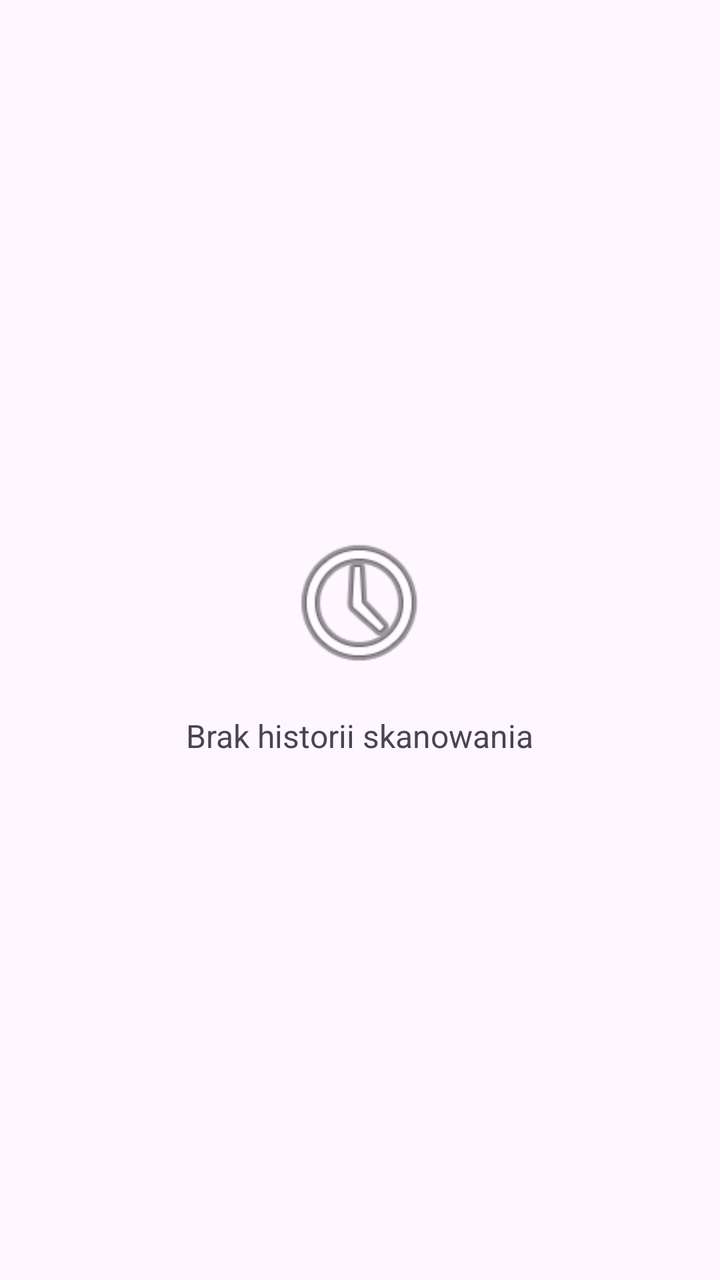
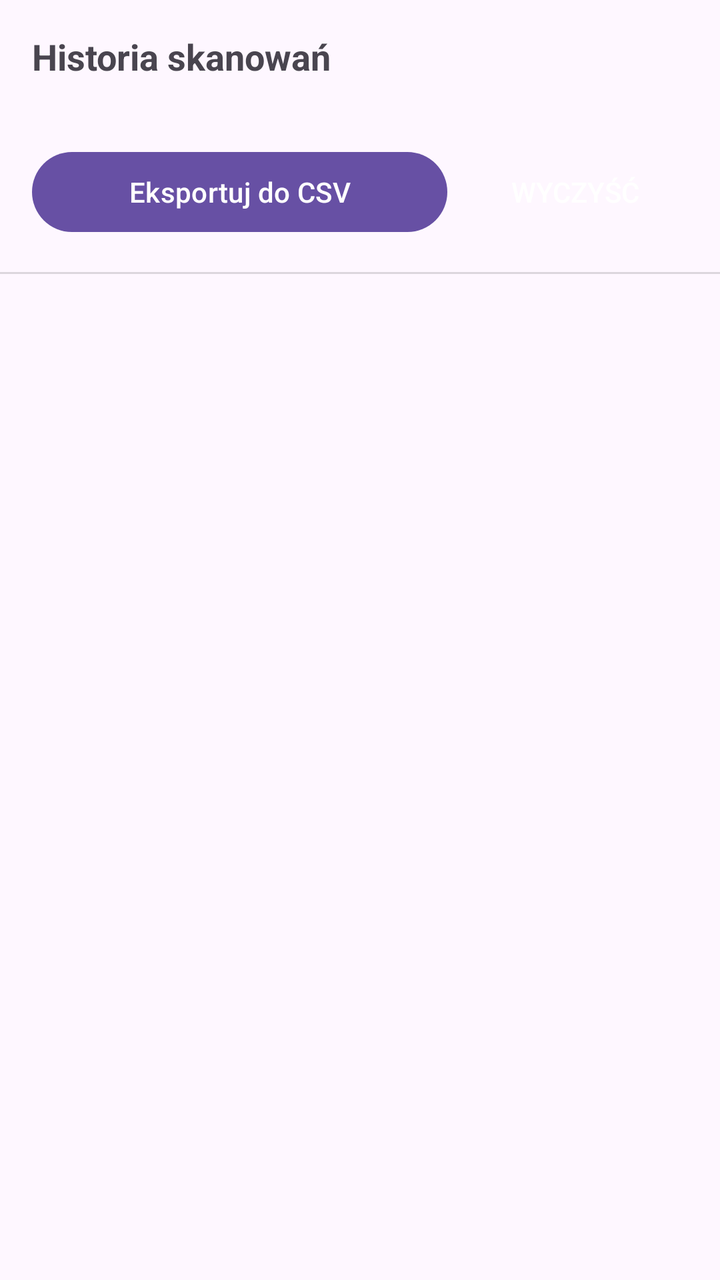

Before-and-after screenshots of an Android layout around one commit, followed by the original layout XML and the change that was made.
<!-- AndroidManifest.xml: application theme Theme.LegoScanner -->
<!-- res/layout/fragment_history.xml -->
<?xml version="1.0" encoding="utf-8"?>
<LinearLayout xmlns:android="http://schemas.android.com/apk/res/android"
              android:layout_width="match_parent"
              android:layout_height="match_parent"
              android:gravity="center"
              android:orientation="vertical">

    <ImageView
            android:layout_width="80dp"
            android:layout_height="80dp"
            android:src="@android:drawable/ic_menu_recent_history"/>

    <TextView
            android:layout_width="wrap_content"
            android:layout_height="wrap_content"
            android:layout_marginTop="16dp"
            android:text="Brak historii skanowania"
            android:textSize="16sp"/>

</LinearLayout>
<!-- resources referenced by this layout -->
<resources>
  <style name="Theme.LegoScanner" parent="Base.Theme.LegoScanner" />
  <style name="Base.Theme.LegoScanner" parent="Theme.Material3.DayNight.NoActionBar">
          
          
      </style>
</resources>

<!-- the commit's change to res/layout/fragment_history.xml (unified diff, before → after) -->
@@ -2,19 +2,82 @@
 <LinearLayout xmlns:android="http://schemas.android.com/apk/res/android"
               android:layout_width="match_parent"
               android:layout_height="match_parent"
-              android:gravity="center"
               android:orientation="vertical">
 
-    <ImageView
-            android:layout_width="80dp"
-            android:layout_height="80dp"
-            android:src="@android:drawable/ic_menu_recent_history"/>
+    <LinearLayout
+            android:id="@+id/summaryPanel"
+            android:layout_width="match_parent"
+            android:layout_height="wrap_content"
+            android:orientation="vertical"
+            android:padding="16dp">
 
-    <TextView
-            android:layout_width="wrap_content"
-            android:layout_height="wrap_content"
-            android:layout_marginTop="16dp"
-            android:text="Brak historii skanowania"
-            android:textSize="16sp"/>
+        <TextView
+                android:id="@+id/summaryTitle"
+                android:layout_width="match_parent"
+                android:layout_height="wrap_content"
+                android:textSize="18sp"
+                android:textStyle="bold"
+                android:text="@string/history_title"/>
+
+        <TextView
+                android:id="@+id/summaryStats"
+                android:layout_width="match_parent"
+                android:layout_height="wrap_content"
+                android:layout_marginTop="4dp"
+                android:alpha="0.75"
+                android:textSize="13sp"/>
+
+        <LinearLayout
+                android:layout_width="match_parent"
+                android:layout_height="wrap_content"
+                android:layout_marginTop="10dp"
+                android:orientation="horizontal">
+
+            <Button
+                    android:id="@+id/exportButton"
+                    android:layout_width="0dp"
+                    android:layout_height="wrap_content"
+                    android:layout_weight="1"
+                    android:text="@string/history_export"/>
+
+            <Button
+                    android:id="@+id/clearHistoryButton"
+                    style="?android:attr/borderlessButtonStyle"
+                    android:layout_width="wrap_content"
+                    android:layout_height="wrap_content"
+                    android:layout_marginStart="8dp"
+                    android:text="@string/history_clear"/>
+
+        </LinearLayout>
+
+    </LinearLayout>
+
+    <View
+            android:layout_width="match_parent"
+            android:layout_height="1dp"
+            android:background="#22000000"/>
+
+    <FrameLayout
+            android:layout_width="match_parent"
+            android:layout_height="0dp"
+            android:layout_weight="1">
+
+        <androidx.recyclerview.widget.RecyclerView
+                android:id="@+id/historyList"
+                android:layout_width="match_parent"
+                android:layout_height="match_parent"/>
+
+        <TextView
+                android:id="@+id/emptyHistory"
+                android:layout_width="match_parent"
+                android:layout_height="wrap_content"
+                android:layout_gravity="center"
+                android:gravity="center"
+                android:padding="32dp"
+                android:textSize="15sp"
+                android:visibility="gone"
+                android:text="@string/history_empty"/>
+
+    </FrameLayout>
 
 </LinearLayout>
<!-- resource entries referenced after the edit -->
@@ -1,5 +1,9 @@
 <!-- resources referenced by this layout -->
 <resources>
+  <string name="history_clear">Wyczyść</string>
+  <string name="history_empty">Brak historii skanowania</string>
+  <string name="history_export">Eksportuj do CSV</string>
+  <string name="history_title">Historia skanowań</string>
   <style name="Theme.LegoScanner" parent="Base.Theme.LegoScanner" />
   <style name="Base.Theme.LegoScanner" parent="Theme.Material3.DayNight.NoActionBar">
           
